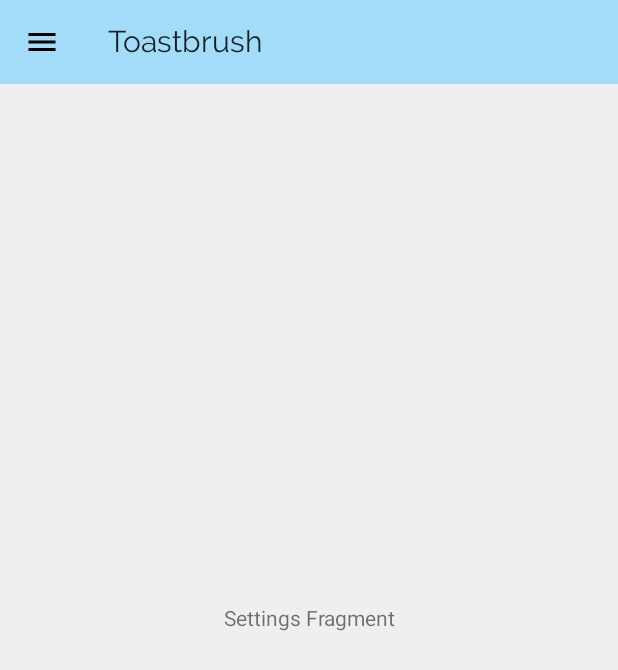
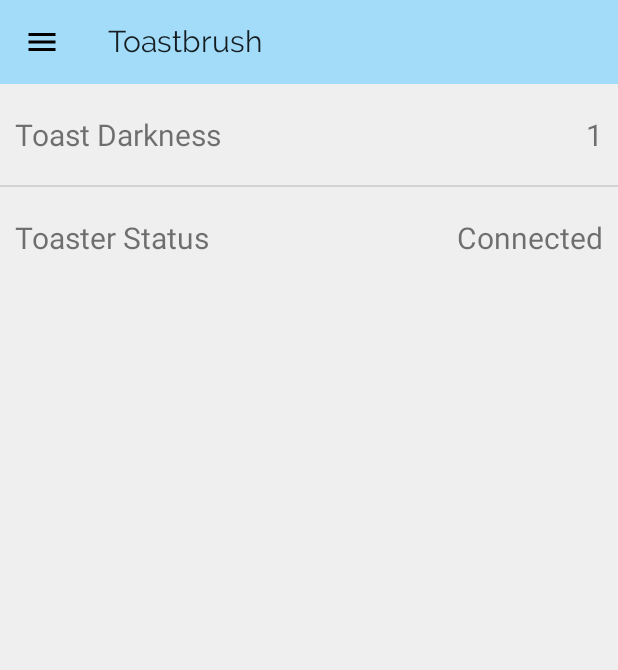
Before and after one commit to mackliet/toastbrush_android, an Android app: the screen it shows after launch (MainActivity), in the side drawer, after a tap on "Settings", on a phone screen of 412 x 824 dp. Shown: the top 670 px of the screen. Run offline under Robolectric (Android 15) with nearby library versions, the phone set to English and light mode, and no system bars; our stand-ins replace Volley; 1 statement that could not run was skipped.

Commit message:
TST-23 got settings fragment GUI working. Need to integrate settings into app.

```diff
--- a/app/src/main/java/com/toastbrush/toastbrush_android/BLEGatt.java
+++ b/app/src/main/java/com/toastbrush/toastbrush_android/BLEGatt.java
@@ -254,7 +254,7 @@ public class BLEGatt extends BluetoothGattCallback {
         {
 
         }
-        if(data_to_send.contains("M30"))
+        if(data_to_send.contains("M"))
         {
             mPacketCounter = -1;
         }
--- a/app/src/main/java/com/toastbrush/toastbrush_android/MainActivity.java
+++ b/app/src/main/java/com/toastbrush/toastbrush_android/MainActivity.java
@@ -230,6 +230,12 @@ public class MainActivity
         try {
             GoogleSignInAccount account = completedTask.getResult(ApiException.class);
             setupAccountGUI(account);
+            ToastbrushWebAPI.addUser(getGoogleAccount().getEmail(), getGoogleAccount().getEmail(), "", "", new Response.Listener<String>() {
+                @Override
+                public void onResponse(String response) {
+                    Log.d("TESTING", response);
+                }
+            });
             return true;
         } catch (ApiException e) {
             // The ApiException status code indicates the detailed failure reason.
@@ -238,12 +244,6 @@ public class MainActivity
             Toast.makeText(ToastbrushApplication.getAppContext(), "Failed to sign in", Toast.LENGTH_SHORT).show();
 
         }
-        ToastbrushWebAPI.addUser(getGoogleAccount().getEmail(), getGoogleAccount().getEmail(), "", "", new Response.Listener<String>() {
-            @Override
-            public void onResponse(String response) {
-                Log.d("TESTING", response);
-            }
-        });
         return false;
     }
 
--- a/app/src/main/java/com/toastbrush/toastbrush_android/SettingsFragment.java
+++ b/app/src/main/java/com/toastbrush/toastbrush_android/SettingsFragment.java
@@ -1,12 +1,19 @@
 package com.toastbrush.toastbrush_android;
 
+import android.app.AlertDialog;
 import android.content.Context;
+import android.content.DialogInterface;
 import android.net.Uri;
 import android.os.Bundle;
 import android.support.v4.app.Fragment;
 import android.view.LayoutInflater;
 import android.view.View;
 import android.view.ViewGroup;
+import android.widget.AdapterView;
+import android.widget.ListView;
+import android.widget.Toast;
+
+import java.util.ArrayList;
 
 
 /**
@@ -17,36 +24,19 @@ import android.view.ViewGroup;
  * Use the {@link SettingsFragment#newInstance} factory method to
  * create an instance of this fragment.
  */
-public class SettingsFragment extends Fragment {
-    // TODO: Rename parameter arguments, choose names that match
-    // the fragment initialization parameters, e.g. ARG_ITEM_NUMBER
-    private static final String ARG_PARAM1 = "param1";
-    private static final String ARG_PARAM2 = "param2";
-
-    // TODO: Rename and change types of parameters
-    private String mParam1;
-    private String mParam2;
-
+public class SettingsFragment extends Fragment implements AdapterView.OnItemClickListener {
     private OnFragmentInteractionListener mListener;
+    private ArrayList<SettingsListItem> mSettingsList;
+    private ListView mListView;
+    private SettingsListAdapter mListAdapter;
 
     public SettingsFragment() {
         // Required empty public constructor
     }
 
-    /**
-     * Use this factory method to create a new instance of
-     * this fragment using the provided parameters.
-     *
-     * @param param1 Parameter 1.
-     * @param param2 Parameter 2.
-     * @return A new instance of fragment SettingsFragment.
-     */
-    // TODO: Rename and change types and number of parameters
-    public static SettingsFragment newInstance(String param1, String param2) {
+    public static SettingsFragment newInstance() {
         SettingsFragment fragment = new SettingsFragment();
         Bundle args = new Bundle();
-        args.putString(ARG_PARAM1, param1);
-        args.putString(ARG_PARAM2, param2);
         fragment.setArguments(args);
         return fragment;
     }
@@ -54,17 +44,26 @@ public class SettingsFragment extends Fragment {
     @Override
     public void onCreate(Bundle savedInstanceState) {
         super.onCreate(savedInstanceState);
-        if (getArguments() != null) {
-            mParam1 = getArguments().getString(ARG_PARAM1);
-            mParam2 = getArguments().getString(ARG_PARAM2);
-        }
     }
 
     @Override
     public View onCreateView(LayoutInflater inflater, ViewGroup container,
                              Bundle savedInstanceState) {
         // Inflate the layout for this fragment
-        return inflater.inflate(R.layout.fragment_settings, container, false);
+        View this_view = inflater.inflate(R.layout.fragment_settings, container, false);
+        mSettingsList = new ArrayList<>();
+        addSettings(mSettingsList);
+        mListAdapter = new SettingsListAdapter(getContext(), R.layout.settings_list_item, mSettingsList);
+        mListView = this_view.findViewById(R.id.settings_list);
+        mListView.setOnItemClickListener(this);
+        mListView.setAdapter(mListAdapter);
+        return this_view;
+    }
+
+    private void addSettings(ArrayList<SettingsListItem> mSettingsList)
+    {
+        mSettingsList.add(new SettingsListItem("Toast Darkness", "1"));
+        mSettingsList.add(new SettingsListItem("Toaster Status", "Connected"));
     }
 
     // TODO: Rename method, update argument and hook method into UI event
@@ -91,6 +90,28 @@ public class SettingsFragment extends Fragment {
         mListener = null;
     }
 
+    @Override
+    public void onItemClick(AdapterView<?> adapterView, View view, int position, long id) {
+        if(mSettingsList.get(position).mName.equals("Toast Darkness"))
+        {
+            AlertDialog.Builder b = new AlertDialog.Builder(getContext());
+            b.setTitle("Set Toast Darkness");
+            final String[] types = {"1", "2", "3", "4", "5"};
+            b.setItems(types, new DialogInterface.OnClickListener()
+            {
+                @Override
+                public void onClick(DialogInterface dialog, int which)
+                {
+
+                    dialog.dismiss();
+                    mSettingsList.get(0).mDescription = types[which];
+                    mListAdapter.notifyDataSetChanged();
+                }
+            });
+            b.show();
+        }
+    }
+
     /**
      * This interface must be implemented by activities that contain this
      * fragment to allow an interaction in this fragment to be communicated
--- /dev/null
+++ b/app/src/main/java/com/toastbrush/toastbrush_android/SettingsListAdapter.java
@@ -0,0 +1,69 @@
+package com.toastbrush.toastbrush_android;
+
+import java.io.File;
+import java.io.FileInputStream;
+import java.io.IOException;
+import java.util.ArrayList;
+import java.util.Date;
+import java.util.List;
+import android.content.Context;
+import android.graphics.Bitmap;
+import android.graphics.BitmapFactory;
+import android.text.format.DateFormat;
+import android.util.Log;
+import android.view.LayoutInflater;
+import android.view.View;
+import android.view.ViewGroup;
+import android.widget.ArrayAdapter;
+import android.widget.ImageView;
+import android.widget.TextView;
+
+/**
+ *
+ * Refactored from code found at
+ * https://androidcookbook.com/Recipe.seam;jsessionid=84D3762FD44502EEE9A5DCB786480362?recipeId=830&recipeFrom=ViewTOC
+ *
+ */
+public class SettingsListAdapter extends ArrayAdapter<SettingsListItem> {
+
+    private Context context;
+    private List<SettingsListItem> settingsList = null;
+
+    public SettingsListAdapter(Context context, int textViewResourceId,
+                           List<SettingsListItem> objects) {
+        super(context, textViewResourceId, objects);
+        this.context = context;
+        this.settingsList = objects;
+    }
+
+    public int getCount() {
+        return this.settingsList.size();
+    }
+
+    public SettingsListItem getItem(int index) {
+        return this.settingsList.get(index);
+    }
+
+    public View getView(int position, View convertView, ViewGroup parent) {
+        View row = convertView;
+        if (row == null) {
+            // ROW INFLATION
+            LayoutInflater inflater = (LayoutInflater) this.getContext()
+                    .getSystemService(Context.LAYOUT_INFLATER_SERVICE);
+            row = inflater.inflate(R.layout.settings_list_item, parent, false);
+        }
+        // Get item
+        SettingsListItem settingsItem = getItem(position);
+
+        // Get reference to TextView
+        TextView settingName = (TextView) row.findViewById(R.id.setting_name);
+
+        // Get reference to TextView
+        TextView settingDescription = (TextView) row.findViewById(R.id.setting_description);
+
+        settingName.setText(settingsItem.mName);
+        settingDescription.setText(settingsItem.mDescription);
+
+        return row;
+    }
+}
--- /dev/null
+++ b/app/src/main/java/com/toastbrush/toastbrush_android/SettingsListItem.java
@@ -0,0 +1,12 @@
+package com.toastbrush.toastbrush_android;
+
+public class SettingsListItem
+{
+    String mName;
+    String mDescription;
+    public SettingsListItem(String name, String description)
+    {
+        mName = name;
+        mDescription = description;
+    }
+}
--- a/app/src/main/res/layout/fragment_settings.xml
+++ b/app/src/main/res/layout/fragment_settings.xml
@@ -3,13 +3,19 @@
     xmlns:tools="http://schemas.android.com/tools"
     android:layout_width="match_parent"
     android:layout_height="match_parent"
-    tools:context=".SettingsFragment">
+    android:theme="@style/MainTheme"
+    tools:context=".SettingsFragment"
+    android:layout_marginTop="?android:attr/actionBarSize">
 
-    <!-- TODO: Update blank fragment layout -->
-    <TextView
-        android:layout_width="match_parent"
-        android:layout_height="match_parent"
-        android:gravity="center"
-        android:text="Settings Fragment" />
+    <LinearLayout
+        xmlns:android="http://schemas.android.com/apk/res/android"
+        android:layout_width="wrap_content"
+        android:layout_height="wrap_content">
+        <ListView
+            android:id="@+id/settings_list"
+            android:layout_width="fill_parent"
+            android:layout_height="fill_parent">
+        </ListView>
+    </LinearLayout>
 
 </FrameLayout>
--- /dev/null
+++ b/app/src/main/res/layout/settings_list_item.xml
@@ -0,0 +1,33 @@
+<?xml version="1.0" encoding="utf-8"?>
+<LinearLayout
+    xmlns:android="http://schemas.android.com/apk/res/android"
+    android:orientation="horizontal"
+    android:layout_width="fill_parent"
+    android:layout_height="wrap_content">
+
+    <TextView
+        android:id="@+id/setting_name"
+        android:textSize="20dp"
+        android:text="Name"
+        android:paddingLeft="10dip"
+        android:paddingBottom="20dip"
+        android:paddingTop="20dip"
+        android:layout_weight="0.5"
+        android:layout_gravity="left"
+        android:layout_width="wrap_content"
+        android:layout_height="wrap_content" />
+
+    <TextView
+        android:id="@+id/setting_description"
+        android:layout_width="wrap_content"
+        android:layout_height="wrap_content"
+        android:layout_gravity="right|center"
+        android:layout_weight="0"
+        android:paddingRight="10dip"
+        android:paddingBottom="20dip"
+        android:paddingTop="20dip"
+        android:text="Description"
+        android:textSize="20dp" />
+
+</LinearLayout>
+    <!-- https://androidcookbook.com/Recipe.seam;jsessionid=84D3762FD44502EEE9A5DCB786480362?recipeId=830&recipeFrom=ViewTOC -->
```
